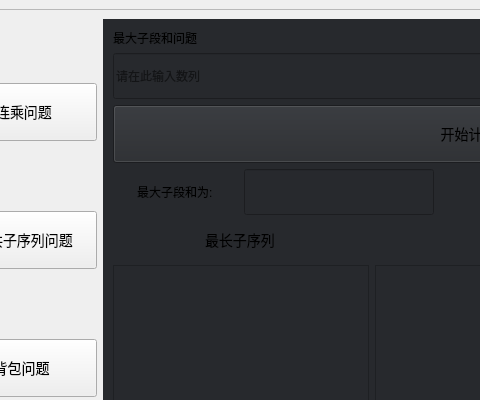
Above: MainMenu.ui from zwj-3193655211/Dynamic-programming before the change; both pictures show x 96 to 576 and y 0 to 400 of the 939 by 762 pixel window. Below: the same form after it.
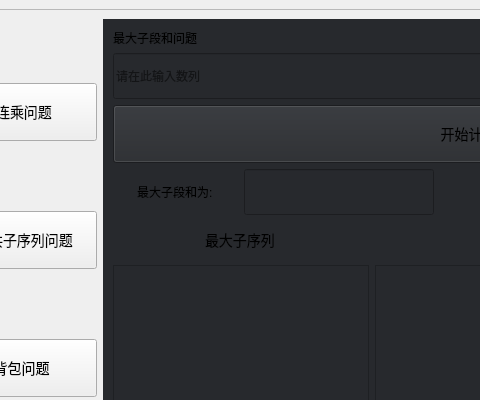
That is the form after the change.

Patch:
```diff
--- a/MainMenu.ui
+++ b/MainMenu.ui
@@ -749,7 +749,7 @@
 }</string>
                  </property>
                  <property name="text">
-                  <string>最长子序列</string>
+                  <string>最大子序列</string>
                  </property>
                 </widget>
                </item>
```
